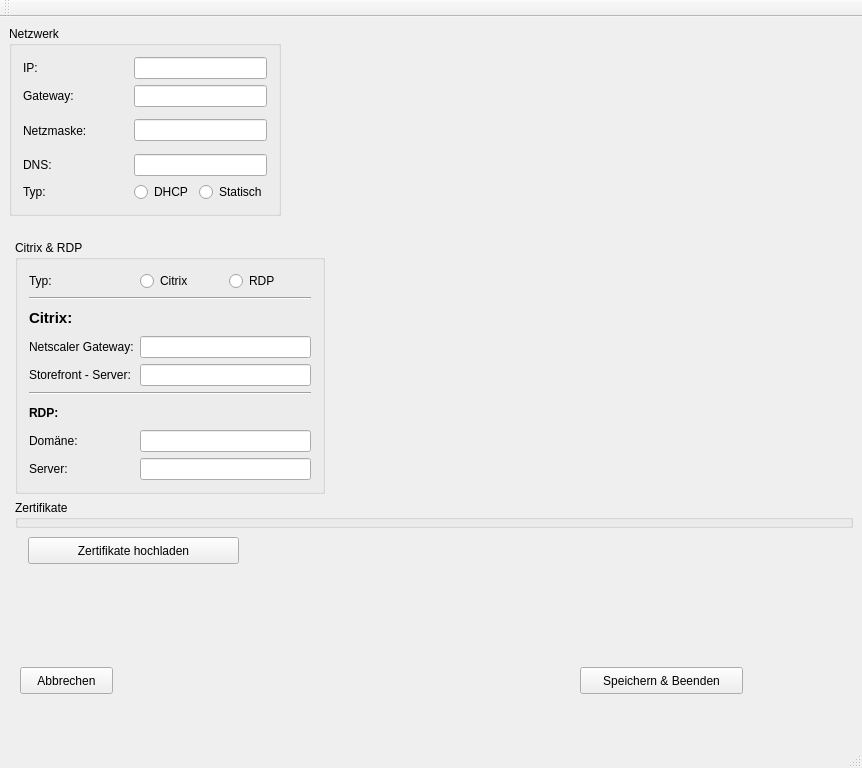
Qt form ConfigPage/mainwindow.ui (IT4smart/ConfigurationPage) before a commit.
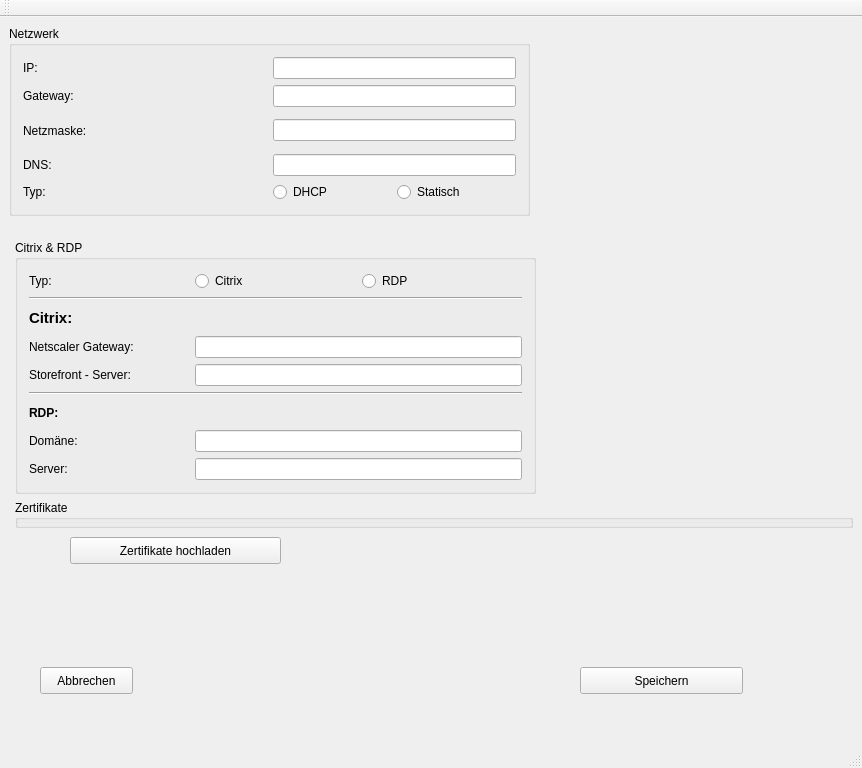
The same form after that commit.

```diff
--- a/ConfigPage/mainwindow.ui
+++ b/ConfigPage/mainwindow.ui
@@ -19,7 +19,7 @@
      <rect>
       <x>9</x>
       <y>9</y>
-      <width>272</width>
+      <width>521</width>
       <height>190</height>
      </rect>
     </property>
@@ -95,7 +95,7 @@
      <rect>
       <x>15</x>
       <y>223</y>
-      <width>310</width>
+      <width>521</width>
       <height>254</height>
      </rect>
     </property>
@@ -237,13 +237,13 @@
      </rect>
     </property>
     <property name="text">
-     <string>Speichern &amp;&amp; Beenden</string>
+     <string>Speichern</string>
     </property>
    </widget>
    <widget class="QPushButton" name="btn_cancel">
     <property name="geometry">
      <rect>
-      <x>20</x>
+      <x>40</x>
       <y>650</y>
       <width>93</width>
       <height>27</height>
@@ -256,7 +256,7 @@
    <widget class="QPushButton" name="btn_uplod_cert">
     <property name="geometry">
      <rect>
-      <x>28</x>
+      <x>70</x>
       <y>520</y>
       <width>211</width>
       <height>27</height>
```
Left out of the diff: 48 changed lines with no effect on the pictures.
